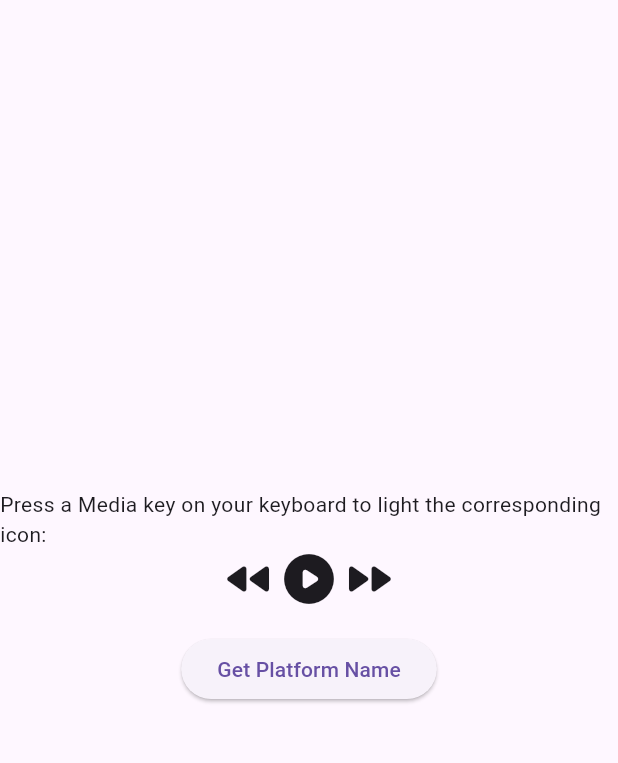
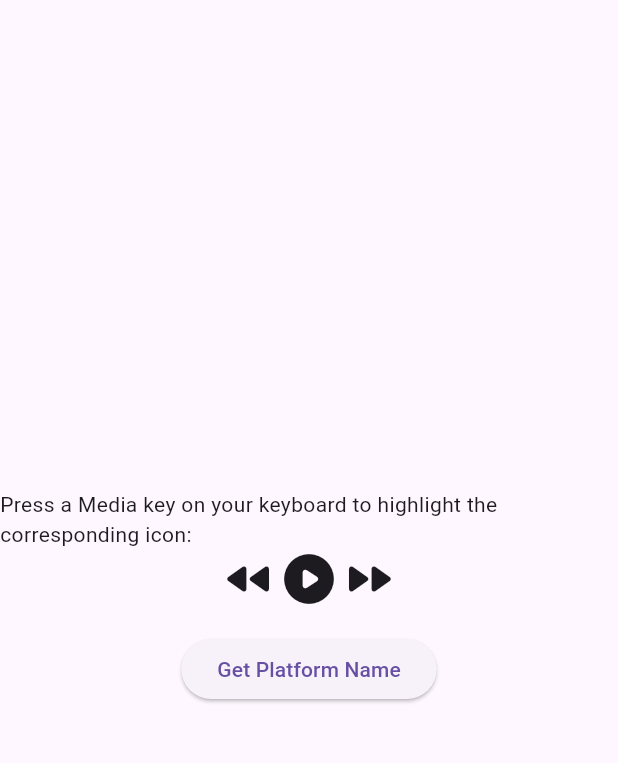
Before and after one commit to holotrek/media_key_detector, a Flutter app: the screen it shows after launch, on a phone screen of 412 x 824 dp, the part 63-826 px from its top. Run offline on Flutter 3.47's test engine with Material 3 defaults, Android fonts, the phone set to English and light mode, and no system bars; our stand-ins replace plugin_platform_interface; missing offline and left inert: fluttium.

Commit message:
Tweaked working on example

```diff
--- a/media_key_detector/example/lib/main.dart
+++ b/media_key_detector/example/lib/main.dart
@@ -61,7 +61,7 @@ class _HomePageState extends State<HomePage> {
           mainAxisAlignment: MainAxisAlignment.center,
           children: [
             const Text(
-                'Press a Media key on your keyboard to light the corresponding icon:'),
+                'Press a Media key on your keyboard to highlight the corresponding icon:'),
             Row(
               mainAxisAlignment: MainAxisAlignment.center,
               children: [
```
